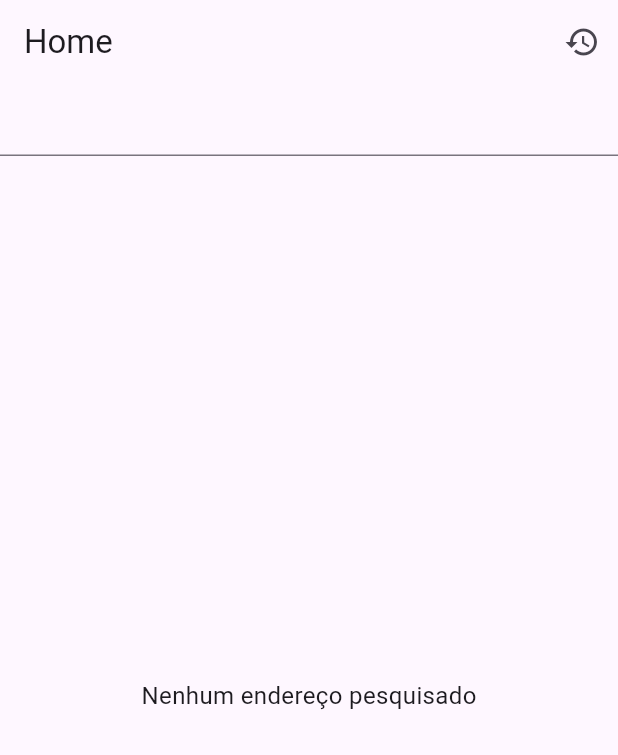
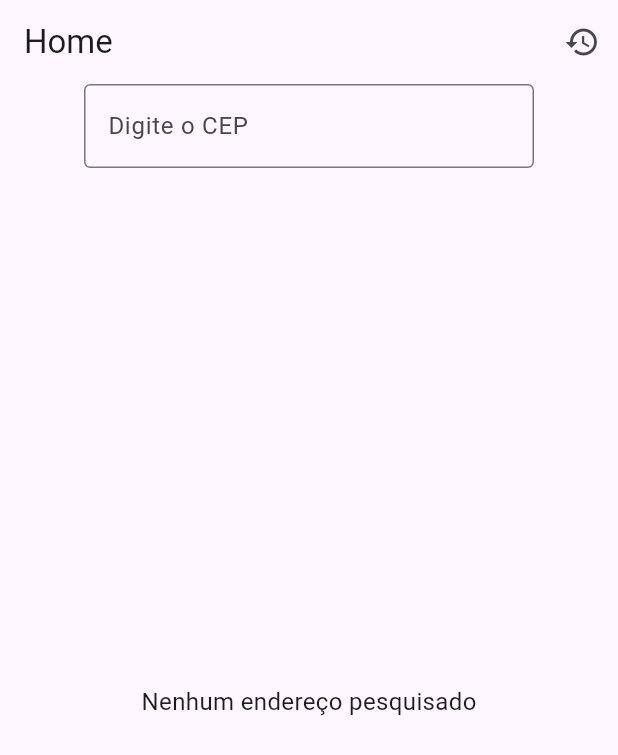
Before and after one commit to leticiazalasik/fast_location_flutter, a Flutter app: the screen it shows after launch, on a phone screen of 412 x 824 dp. Shown: the top 755 px of the screen. Run offline on Flutter 3.47's test engine with Material 3 defaults, Android fonts, the phone set to English and light mode, and no system bars; our stand-ins replace dio, flutter_mobx, hive, hive_flutter, mobx; accounts and stored records are empty; generated files the repository leaves out were written again.

Commit message:
feat: corrigido busca de CEP e tratado retorno de CEP inválido

```diff
--- a/lib/main.dart
+++ b/lib/main.dart
@@ -1,9 +1,13 @@
 import 'package:flutter/material.dart';
+import 'package:hive_flutter/hive_flutter.dart';
 import 'src/routes/app_routes.dart';
 import 'src/modules/initial/page/home/page/home_page.dart';
 import 'src/modules/history/page/history_page.dart';
 
-void main() {
+void main() async {
+  WidgetsFlutterBinding.ensureInitialized();
+  await Hive.initFlutter();
+
   runApp(const MyApp());
 }
 
--- a/lib/src/modules/initial/page/home/controller/home_controller.dart
+++ b/lib/src/modules/initial/page/home/controller/home_controller.dart
@@ -22,17 +22,16 @@ String error = '';
   //acao
   @action
   Future<void> fetchAddress(String cep) async {
-    try{
+    try {
       isLoading = true;
       error = '';
 
       address = await _service.getAddress(cep);
-
     } catch (e) {
       error = e.toString();
+      print(e);
     } finally {
       isLoading = false;
     }
-
   }
 }
--- a/lib/src/modules/initial/page/home/page/home_page.dart
+++ b/lib/src/modules/initial/page/home/page/home_page.dart
@@ -28,9 +28,9 @@ class _HomePageState extends State<HomePage> {
     //reacao de erro
     _disposer = reaction<String>((_) => controller.error, (error) {
       if (error.isNotEmpty) {
-        ScaffoldMessenger.of(context).showSnackBar(
-          SnackBar(content: Text(error)),
-        );
+        ScaffoldMessenger.of(
+          context,
+        ).showSnackBar(SnackBar(content: Text(error)));
       }
     });
   }
@@ -62,11 +62,18 @@ class _HomePageState extends State<HomePage> {
       body: Column(
         children: [
           //nova consulta
-          TextField(
+          SizedBox(
+            width: 300,
+            child: TextField(
               controller: cepController,
               onSubmitted: (value) {
                 controller.fetchAddress(value);
               },
+              decoration: InputDecoration(
+                border: OutlineInputBorder(),
+                labelText: 'Digite o CEP'
+              ),
+            ),
           ),
 
           //reatividade
@@ -83,9 +90,7 @@ class _HomePageState extends State<HomePage> {
 
                 return Column(
                   children: [
-                    LastAddressComponent(
-                      address: controller.address!,
-                    ),
+                    LastAddressComponent(address: controller.address!),
 
                     ElevatedButton(
                       onPressed: () {
--- a/lib/src/modules/initial/page/home/repositories/address_repository.dart
+++ b/lib/src/modules/initial/page/home/repositories/address_repository.dart
@@ -2,11 +2,15 @@ import '../../../../../http/dio_client.dart';
 import '../model/address_model.dart';
 
 class AddressRepository {
+  Future<AddressModel?> getAddress(String cep) async {
+    try {
+      final response = await DioClient.dio.get('$cep/json/');
 
-    Future <AddressModel> getAddress(String cep) async {
-        final response = await DioClient.dio.get('$cep/json/');
+      if (!response.data || response.data['erro']) {
+        return null;
+      }
 
-        return AddressModel(
+      return AddressModel(
         cep: response.data['cep'],
         logradouro: response.data['logradouro'],
         complemento: response.data['complemento'] ?? '',
@@ -19,6 +23,9 @@ class AddressRepository {
         gia: response.data['gia'],
         ddd: response.data['ddd'],
         siafi: response.data['siafi'],
-    );
+      );
+    } catch (e) {
+      throw Exception('Falha ao buscar CEP');
+    }
   }
 }
--- a/lib/src/modules/initial/page/home/service/address_service.dart
+++ b/lib/src/modules/initial/page/home/service/address_service.dart
@@ -6,7 +6,7 @@ class AddressService {
 final AddressRepository _addressRepository = AddressRepository();
 final LocalRepository _localRepository = LocalRepository();
 
-Future<AddressModel> getAddress(String cep) async {
+Future<AddressModel?> getAddress(String cep) async {
     final cleanCep = cep.replaceAll(RegExp(r'[^0-9]'), '');
 
     if (cleanCep.length !=8) {
```
Also changed, not shown: lib/src/modules/initial/page/home/repositories/local_repository.dart (+5 -2 lines). Lines whose indentation alone changed are shown as unchanged.
